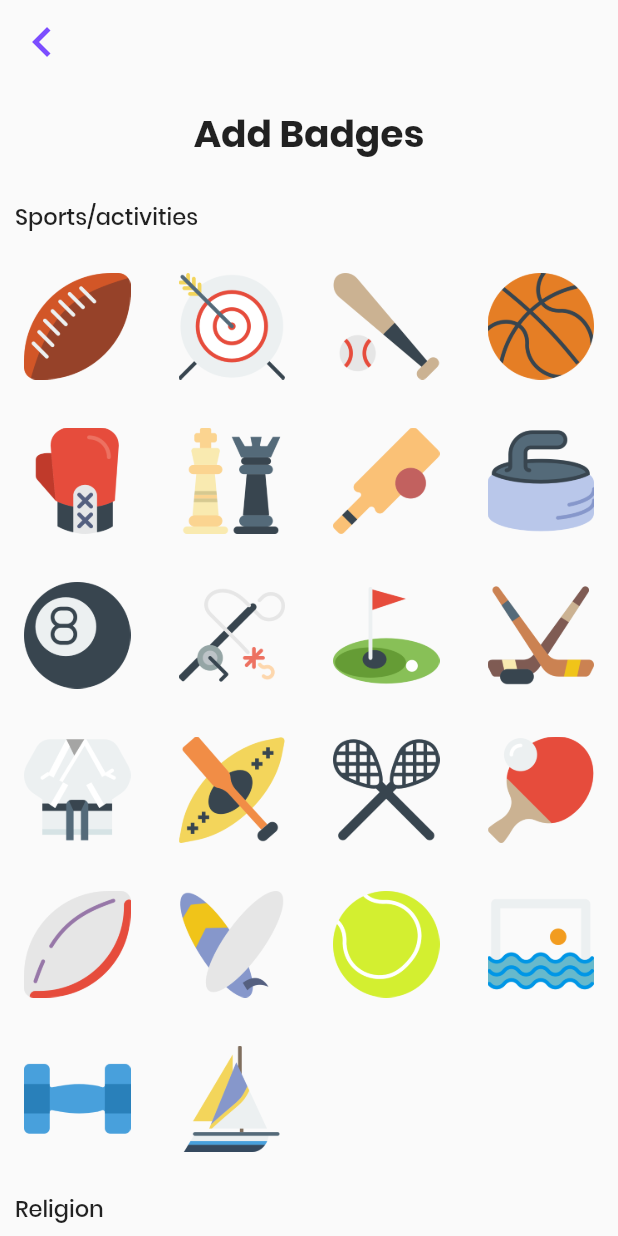
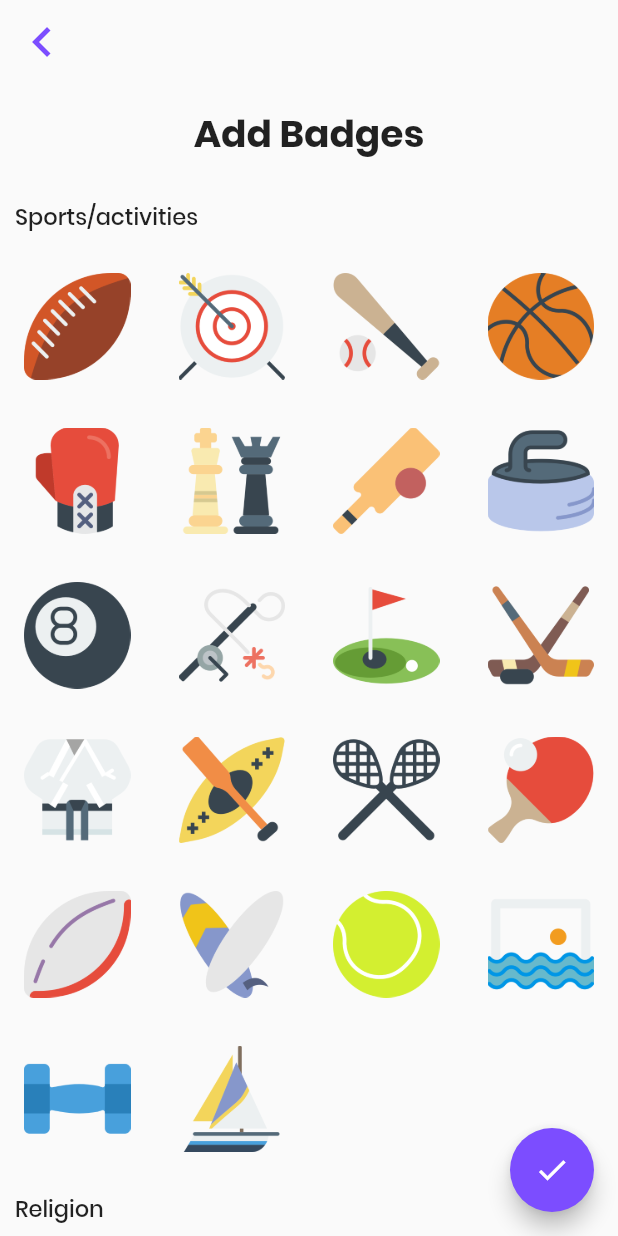
Before and after one commit to acm-projects/roomie-match, a Flutter app: the AddBadgesScreen screen opened directly, on a phone screen of 412 x 824 dp. Run offline on Flutter 3.47's test engine with Material 2 defaults, Android fonts, the phone set to English and light mode, and no system bars; our stand-ins replace cloud_firestore, firebase_auth, geolocator; accounts and stored records are empty.

Commit message:
Added floating action button

```diff
--- a/roommate_app/lib/screens/addbadges.dart
+++ b/roommate_app/lib/screens/addbadges.dart
@@ -7,7 +7,7 @@ import 'aboutme.dart';
 import 'preferences.dart';
 
 abstract class BadgeSelectionInformation {
-  static final int MAX_NUMBER_BADGES = 4; //The maximum number of badges that can be selected
+  static final int MAX_NUMBER_BADGES = 5; //The maximum number of badges that can be selected
   static List<String> badges = List();    //A list of file paths containing the selected bages
 }
 
@@ -67,6 +67,13 @@ class AddBadgesScreen extends StatelessWidget {
               color: Colors.deepPurpleAccent),
             iconSize: 40.0,
         ),
+      ),
+      floatingActionButton: FloatingActionButton(
+        onPressed: () {
+          //TODO: navigate to location page
+        },
+        child: Icon(Icons.check),
+        backgroundColor: Colors.deepPurpleAccent
       ),
       //Main list view for organizing widgets
       body: ListView(
```
